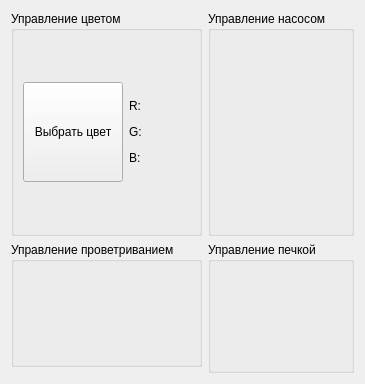
Old version of the form customactuatorcontrol.ui in the repository cotara/GreenHouse.
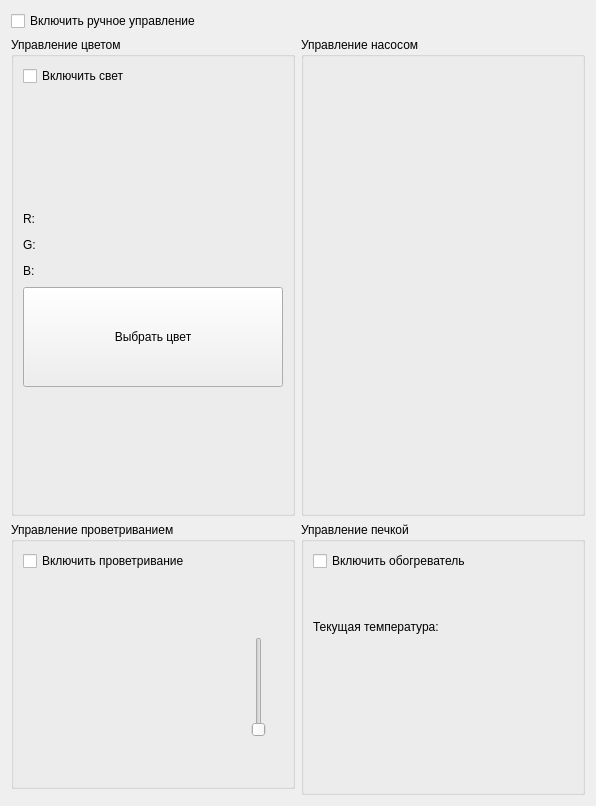
New version of the form. Icons and pictures are not drawn.

Commit message: Добавлено управление печкой и проветриванием

What changed in the file:
```diff
--- a/customactuatorcontrol.ui
+++ b/customactuatorcontrol.ui
@@ -6,8 +6,8 @@
    <rect>
     <x>0</x>
     <y>0</y>
-    <width>314</width>
-    <height>384</height>
+    <width>596</width>
+    <height>806</height>
    </rect>
   </property>
   <property name="sizePolicy">
@@ -20,62 +20,22 @@
    <string>Form</string>
   </property>
   <layout class="QGridLayout" name="gridLayout">
-   <item row="0" column="0">
-    <widget class="QGroupBox" name="groupBox_3">
+   <item row="1" column="0">
+    <widget class="QGroupBox" name="ColorControl">
      <property name="title">
       <string>Управление цветом</string>
      </property>
-     <layout class="QHBoxLayout" name="horizontalLayout_2">
+     <layout class="QVBoxLayout" name="verticalLayout_8">
+      <item>
+       <widget class="QCheckBox" name="checkBox_2">
+        <property name="text">
+         <string>Включить свет</string>
+        </property>
+       </widget>
+      </item>
       <item>
        <layout class="QVBoxLayout" name="verticalLayout_2">
         <item>
-         <spacer name="verticalSpacer">
-          <property name="orientation">
-           <enum>Qt::Vertical</enum>
-          </property>
-          <property name="sizeHint" stdset="0">
-           <size>
-            <width>20</width>
-            <height>40</height>
-           </size>
-          </property>
-         </spacer>
-        </item>
-        <item>
-         <widget class="QPushButton" name="pushButton">
-          <property name="sizePolicy">
-           <sizepolicy hsizetype="Minimum" vsizetype="Minimum">
-            <horstretch>0</horstretch>
-            <verstretch>0</verstretch>
-           </sizepolicy>
-          </property>
-          <property name="minimumSize">
-           <size>
-            <width>100</width>
-            <height>100</height>
-           </size>
-          </property>
-          <property name="text">
-           <string>Выбрать цвет</string>
-          </property>
-         </widget>
-        </item>
-        <item>
-         <spacer name="verticalSpacer_2">
-          <property name="orientation">
-           <enum>Qt::Vertical</enum>
-          </property>
-          <property name="sizeHint" stdset="0">
-           <size>
-            <width>20</width>
-            <height>40</height>
-           </size>
-          </property>
-         </spacer>
-        </item>
-       </layout>
-      </item>
-      <item>
        <layout class="QVBoxLayout" name="verticalLayout">
         <item>
          <spacer name="verticalSpacer_3">
@@ -210,6 +170,25 @@
           </item>
          </layout>
         </item>
+          <item>
+           <widget class="QPushButton" name="pushButton">
+            <property name="sizePolicy">
+             <sizepolicy hsizetype="Minimum" vsizetype="Minimum">
+              <horstretch>0</horstretch>
+              <verstretch>0</verstretch>
+             </sizepolicy>
+            </property>
+            <property name="minimumSize">
+             <size>
+              <width>100</width>
+              <height>100</height>
+             </size>
+            </property>
+            <property name="text">
+             <string>Выбрать цвет</string>
+            </property>
+           </widget>
+          </item>
         <item>
          <spacer name="verticalSpacer_4">
           <property name="orientation">
@@ -226,45 +205,231 @@
        </layout>
       </item>
      </layout>
+      </item>
+     </layout>
     </widget>
    </item>
-   <item row="1" column="0">
-    <widget class="QGroupBox" name="groupBox">
+   <item row="1" column="1">
+    <widget class="QGroupBox" name="PumpControl">
+     <property name="title">
+      <string>Управление насосом</string>
+     </property>
+     <layout class="QVBoxLayout" name="verticalLayout_3">
+      <item>
+       <layout class="QHBoxLayout" name="horizontalLayout"/>
+      </item>
+     </layout>
+    </widget>
+   </item>
+   <item row="2" column="1" rowspan="2">
+    <widget class="QGroupBox" name="HeatControl">
+     <property name="title">
+      <string>Управление печкой</string>
+     </property>
+     <layout class="QVBoxLayout" name="verticalLayout_6">
+      <item>
+       <widget class="QCheckBox" name="HeaterOncheckBox">
+        <property name="text">
+         <string>Включить обогреватель</string>
+        </property>
+       </widget>
+      </item>
+      <item>
+       <widget class="QLabel" name="NowTemperature">
+        <property name="text">
+         <string>Текущая температура:</string>
+        </property>
+       </widget>
+      </item>
+      <item>
+       <layout class="QHBoxLayout" name="horizontalLayout_8">
+        <item>
+         <widget class="QLabel" name="HeaterMovielabel">
+          <property name="sizePolicy">
+           <sizepolicy hsizetype="Preferred" vsizetype="Preferred">
+            <horstretch>100</horstretch>
+            <verstretch>100</verstretch>
+           </sizepolicy>
+          </property>
+          <property name="minimumSize">
+           <size>
+            <width>100</width>
+            <height>100</height>
+           </size>
+          </property>
+          <property name="maximumSize">
+           <size>
+            <width>200</width>
+            <height>200</height>
+           </size>
+          </property>
+          <property name="baseSize">
+           <size>
+            <width>100</width>
+            <height>100</height>
+           </size>
+          </property>
+          <property name="autoFillBackground">
+           <bool>false</bool>
+          </property>
+          <property name="frameShape">
+           <enum>QFrame::NoFrame</enum>
+          </property>
+          <property name="text">
+           <string/>
+          </property>
+          <property name="pixmap">
+           <pixmap resource="resources.qrc">:/new/Resources/noHeater.png</pixmap>
+          </property>
+          <property name="scaledContents">
+           <bool>true</bool>
+          </property>
+          <property name="alignment">
+           <set>Qt::AlignCenter</set>
+          </property>
+          <property name="wordWrap">
+           <bool>false</bool>
+          </property>
+         </widget>
+        </item>
+        <item>
+         <widget class="QLabel" name="NowTemperature2">
+          <property name="text">
+           <string/>
+          </property>
+         </widget>
+        </item>
+       </layout>
+      </item>
+     </layout>
+    </widget>
+   </item>
+   <item row="0" column="0">
+    <widget class="QCheckBox" name="checkBox">
+     <property name="text">
+      <string>Включить ручное управление</string>
+     </property>
+    </widget>
+   </item>
+   <item row="2" column="0">
+    <widget class="QGroupBox" name="WindowControl">
      <property name="title">
       <string>Управление проветриванием</string>
      </property>
+     <layout class="QVBoxLayout" name="verticalLayout_4">
+      <item>
+       <widget class="QCheckBox" name="fanSpeedCheckBox">
+        <property name="text">
+         <string>Включить проветривание</string>
+        </property>
+       </widget>
+      </item>
+      <item>
      <layout class="QHBoxLayout" name="horizontalLayout_6">
       <item>
+         <widget class="QLabel" name="CoolerMovielabel">
+          <property name="minimumSize">
+           <size>
+            <width>100</width>
+            <height>100</height>
+           </size>
+          </property>
+          <property name="maximumSize">
+           <size>
+            <width>200</width>
+            <height>200</height>
+           </size>
+          </property>
+          <property name="text">
+           <string/>
+          </property>
+          <property name="pixmap">
+           <pixmap resource="resources.qrc">:/new/Resources/noCooler.png</pixmap>
+          </property>
+          <property name="scaledContents">
+           <bool>true</bool>
+          </property>
+         </widget>
+        </item>
+        <item>
+         <layout class="QVBoxLayout" name="verticalLayout_5">
+          <item>
+           <spacer name="verticalSpacer">
+            <property name="orientation">
+             <enum>Qt::Vertical</enum>
+            </property>
+            <property name="sizeType">
+             <enum>QSizePolicy::Preferred</enum>
+            </property>
+            <property name="sizeHint" stdset="0">
+             <size>
+              <width>20</width>
+              <height>40</height>
+             </size>
+            </property>
+           </spacer>
+          </item>
+          <item>
+           <widget class="QLabel" name="fanSpeedLabel">
+            <property name="text">
+             <string/>
+            </property>
+           </widget>
+          </item>
+          <item>
+           <widget class="QSlider" name="fanSpeedSlider">
+            <property name="sizePolicy">
+             <sizepolicy hsizetype="Fixed" vsizetype="Preferred">
+              <horstretch>0</horstretch>
+              <verstretch>0</verstretch>
+             </sizepolicy>
+            </property>
+            <property name="minimumSize">
+             <size>
+              <width>0</width>
+              <height>100</height>
+             </size>
+            </property>
+            <property name="maximum">
+             <number>100</number>
+            </property>
+            <property name="orientation">
+             <enum>Qt::Vertical</enum>
+            </property>
+           </widget>
+          </item>
+          <item>
+           <spacer name="verticalSpacer_2">
+            <property name="orientation">
+             <enum>Qt::Vertical</enum>
+            </property>
+            <property name="sizeType">
+             <enum>QSizePolicy::Preferred</enum>
+            </property>
+            <property name="sizeHint" stdset="0">
+             <size>
+              <width>20</width>
+              <height>40</height>
+             </size>
+            </property>
+           </spacer>
+          </item>
+         </layout>
+        </item>
+       </layout>
+      </item>
+      <item>
        <spacer name="verticalSpacer_5">
         <property name="orientation">
          <enum>Qt::Vertical</enum>
         </property>
-        <property name="sizeHint" stdset="0">
-         <size>
-          <width>20</width>
-          <height>40</height>
-         </size>
+        <property name="sizeType">
+         <enum>QSizePolicy::Preferred</enum>
         </property>
-       </spacer>
-      </item>
-     </layout>
-    </widget>
-   </item>
-   <item row="0" column="1">
-    <widget class="QGroupBox" name="groupBox_4">
-     <property name="title">
-      <string>Управление насосом</string>
-     </property>
-     <layout class="QHBoxLayout" name="horizontalLayout_7">
-      <item>
-       <spacer name="verticalSpacer_7">
-        <property name="orientation">
-         <enum>Qt::Vertical</enum>
-        </property>
         <property name="sizeHint" stdset="0">
          <size>
           <width>20</width>
-          <height>191</height>
+          <height>0</height>
          </size>
         </property>
        </spacer>
@@ -272,30 +437,10 @@
      </layout>
     </widget>
    </item>
-   <item row="1" column="1" rowspan="2">
-    <widget class="QGroupBox" name="groupBox_2">
-     <property name="title">
-      <string>Управление печкой</string>
-     </property>
-     <layout class="QHBoxLayout" name="horizontalLayout">
-      <item>
-       <spacer name="verticalSpacer_6">
-        <property name="orientation">
-         <enum>Qt::Vertical</enum>
-        </property>
-        <property name="sizeHint" stdset="0">
-         <size>
-          <width>20</width>
-          <height>97</height>
-         </size>
-        </property>
-       </spacer>
-      </item>
-     </layout>
-    </widget>
-   </item>
-  </layout>
- </widget>
- <resources/>
+  </layout>
+ </widget>
+ <resources>
+  <include location="resources.qrc"/>
+ </resources>
  <connections/>
 </ui>
```
Lines whose indentation alone changed are shown as unchanged. The commit also changes 8 other files.
